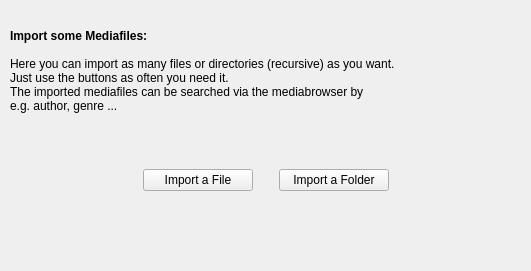
Qt form src/dialogs/firsttimewizard/media.ui (theefer/esperanza) before a commit.
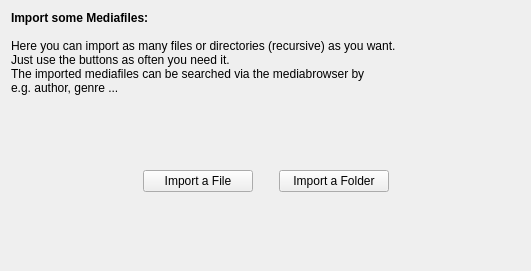
The same form after that commit.

Commit message: Mantis: 0001700; FTW text cut off; the 2nd

```diff
--- a/src/dialogs/firsttimewizard/media.ui
+++ b/src/dialogs/firsttimewizard/media.ui
@@ -12,15 +12,42 @@
   <property name="windowTitle" >
    <string>Form</string>
   </property>
-  <widget class="QWidget" name="horizontalLayout" >
-   <property name="geometry" >
-    <rect>
-     <x>0</x>
-     <y>160</y>
-     <width>531</width>
-     <height>41</height>
-    </rect>
-   </property>
+  <layout class="QVBoxLayout" >
+   <item>
+    <widget class="QLabel" name="label" >
+     <property name="sizePolicy" >
+      <sizepolicy vsizetype="Expanding" hsizetype="Expanding" >
+       <horstretch>0</horstretch>
+       <verstretch>0</verstretch>
+      </sizepolicy>
+     </property>
+     <property name="font" >
+      <font>
+       <pointsize>9</pointsize>
+      </font>
+     </property>
+     <property name="text" >
+      <string>&lt;b>Import some Mediafiles:&lt;/b>&lt;br />&lt;br />Here you can import as many files or directories (recursive) as you want.&lt;br />Just use the buttons as often you need it.&lt;br />The imported mediafiles can be searched via the mediabrowser by&lt;br />e.g. author, genre ...</string>
+     </property>
+     <property name="alignment" >
+      <set>Qt::AlignLeading|Qt::AlignLeft|Qt::AlignTop</set>
+     </property>
+    </widget>
+   </item>
+   <item>
+    <spacer>
+     <property name="orientation" >
+      <enum>Qt::Vertical</enum>
+     </property>
+     <property name="sizeHint" >
+      <size>
+       <width>20</width>
+       <height>40</height>
+      </size>
+     </property>
+    </spacer>
+   </item>
+   <item>
    <layout class="QHBoxLayout" >
     <property name="spacing" >
      <number>6</number>
@@ -94,25 +121,21 @@
      </spacer>
     </item>
    </layout>
-  </widget>
-  <widget class="QLabel" name="label" >
-   <property name="geometry" >
-    <rect>
-     <x>10</x>
-     <y>20</y>
-     <width>453</width>
-     <height>102</height>
-    </rect>
-   </property>
-   <property name="font" >
-    <font>
-     <pointsize>9</pointsize>
-    </font>
-   </property>
-   <property name="text" >
-    <string>&lt;b>Import some Mediafiles:&lt;/b>&lt;br />&lt;br />Here you can import as many files or directories (recursive) as you want.&lt;br />Just use the buttons as often you need it.&lt;br />The imported mediafiles can be searched via the mediabrowser by&lt;br />e.g. author, genre ...</string>
-   </property>
-  </widget>
+   </item>
+   <item>
+    <spacer>
+     <property name="orientation" >
+      <enum>Qt::Vertical</enum>
+     </property>
+     <property name="sizeHint" >
+      <size>
+       <width>20</width>
+       <height>40</height>
+      </size>
+     </property>
+    </spacer>
+   </item>
+  </layout>
  </widget>
  <resources/>
  <connections/>
```
Lines whose indentation alone changed are shown as unchanged.
